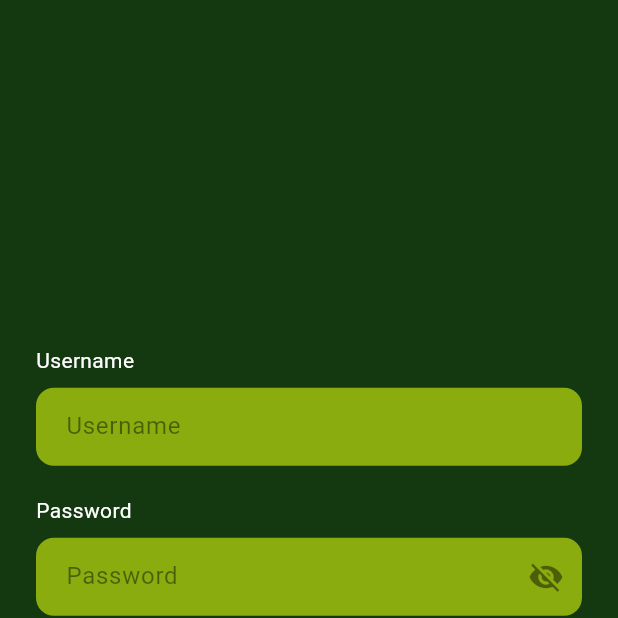
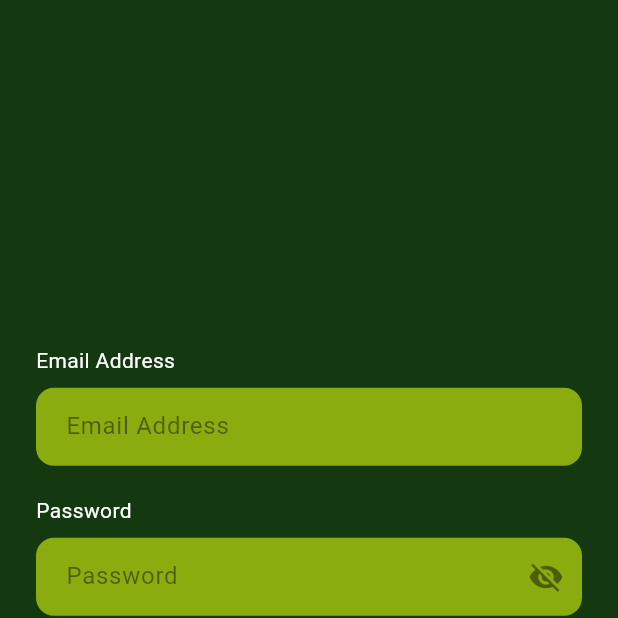
Before and after one commit to Ayloonah/POOSD-Cartridge, a Flutter app: the screen it shows after launch, after a tap on "Log In", on a phone screen of 412 x 824 dp, the top half of it. Run offline on Flutter 3.47's test engine with Material 3 defaults, Android fonts, the phone set to English and light mode, and no system bars; our stand-ins replace google_fonts, shared_preferences; network calls fail.

Commit message:
Refactor login and registration to use email instead of username; add CORS support in server; fixed API wiring for login/registration

```diff
--- a/mobile/lib/screens/login_screen.dart
+++ b/mobile/lib/screens/login_screen.dart
@@ -19,14 +19,14 @@ class LoginScreen extends StatefulWidget {
 
 class _LoginScreenState extends State<LoginScreen> {
   // Reads user input and manages it
-  final _usernameController = TextEditingController();
+  final _emailController = TextEditingController();
   final _passwordController = TextEditingController();
 
   // Called automatically when screen is destroyed
   @override
   void dispose() {
     // Release resources used by controllers
-    _usernameController.dispose();
+    _emailController.dispose();
     _passwordController.dispose();
     // Do what dispose() usually does as well
     super.dispose();
@@ -37,7 +37,7 @@ class _LoginScreenState extends State<LoginScreen> {
   bool _obscurePassword = true;
 
   bool _isFormValid() {
-    return _usernameController.text.trim().isNotEmpty &&
+    return _emailController.text.trim().isNotEmpty &&
         _passwordController.text.trim().isNotEmpty;
   }
 
@@ -50,8 +50,8 @@ class _LoginScreenState extends State<LoginScreen> {
 
     try {
       final apiService = ApiService();
-      final response = await apiService.post('/login', {
-        'username': _usernameController.text,
+      final response = await apiService.post('/auth/login', {
+        'email': _emailController.text,
         'password': _passwordController.text,
       });
 
@@ -62,10 +62,13 @@ class _LoginScreenState extends State<LoginScreen> {
       if (response.statusCode == 200) {
         final data = jsonDecode(response.body);
         final authState = Provider.of<AuthState>(context, listen: false);
+        // Backend embeds "Bearer " into the token string itself; strip it here
+        // since ApiService adds its own "Bearer " prefix on authenticated calls
+        final rawToken = (data['token'] as String).replaceFirst('Bearer ', '');
         await authState.login(
-          data['token'],
-          data['userId'].toString(),
-          data['username'],
+          rawToken,
+          data['user']['id'].toString(),
+          data['user']['email'],
         );
 
         if (!mounted) return;
@@ -77,7 +80,7 @@ class _LoginScreenState extends State<LoginScreen> {
         );
       } else {
         setState(() {
-          _errorMessage = 'Invalid username or password';
+          _errorMessage = 'Invalid email or password';
         });
       }
     } catch (e) {
@@ -108,7 +111,7 @@ class _LoginScreenState extends State<LoginScreen> {
             crossAxisAlignment: CrossAxisAlignment.start,
             children: [
               Text(
-                'Username',
+                'Email Address',
                 style: GoogleFonts.roboto(
                   color: AppColors.textLight,
                   fontSize: 14,
@@ -116,11 +119,11 @@ class _LoginScreenState extends State<LoginScreen> {
               ),
               const SizedBox(height: 8),
               TextField(
-                controller: _usernameController,
+                controller: _emailController,
                 onChanged: (_) => setState(() {}),
                 style: GoogleFonts.roboto(color: Colors.black87),
                 decoration: InputDecoration(
-                  hintText: 'Username',
+                  hintText: 'Email Address',
                   hintStyle: GoogleFonts.roboto(color: Colors.black45),
                   filled: true,
                   fillColor: AppColors.lightGreen,
--- a/mobile/lib/services/auth_state.dart
+++ b/mobile/lib/services/auth_state.dart
@@ -6,28 +6,28 @@ class AuthState extends ChangeNotifier {
   // Private variables
   String? _token;
   String? _userId;
-  String? _username;
+  String? _email;
 
   // Allows for a read-only way to access private vars from outside the AuthState class
   String? get token => _token;
   String? get userId => _userId;
-  String? get username => _username;
+  String? get email => _email;
 
   // Checks for if user is logged in or not
   bool get isLoggedIn => _token != null;
 
   // Stores the login info inside AuthState upon login
   // Saves on disk so if app closes, we remember the login until user manually logs out
-  Future<void> login(String token, String userId, String username) async {
+  Future<void> login(String token, String userId, String email) async {
     _token = token;
     _userId = userId;
-    _username = username;
+    _email = email;
     notifyListeners();
 
     final prefs = await SharedPreferences.getInstance();
     await prefs.setString('token', token);
     await prefs.setString('userId', userId);
-    await prefs.setString('username', username);
+    await prefs.setString('email', email);
   }
 
   // Removed stored info upon logout
@@ -35,7 +35,7 @@ class AuthState extends ChangeNotifier {
   Future<void> logout() async {
     _token = null;
     _userId = null;
-    _username = null;
+    _email = null;
     notifyListeners();
 
     final prefs = await SharedPreferences.getInstance();
@@ -46,12 +46,12 @@ class AuthState extends ChangeNotifier {
     final prefs = await SharedPreferences.getInstance();
     final token = prefs.getString('token');
     final userId = prefs.getString('userId');
-    final username = prefs.getString('username');
+    final email = prefs.getString('email');
 
-    if (token != null && userId != null && username != null) {
+    if (token != null && userId != null && email != null) {
       _token = token;
       _userId = userId;
-      _username = username;
+      _email = email;
       notifyListeners();
     }
   }
```
Also changed, not shown: mobile/lib/screens/register_screen.dart (+4 -3 lines), 1 other file.
